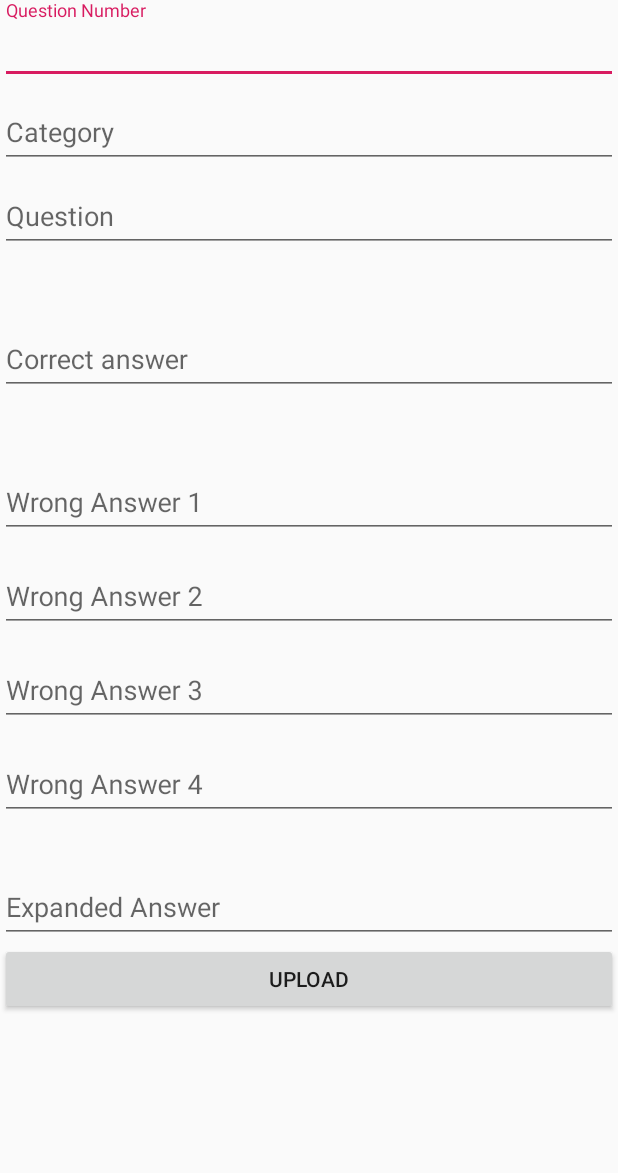
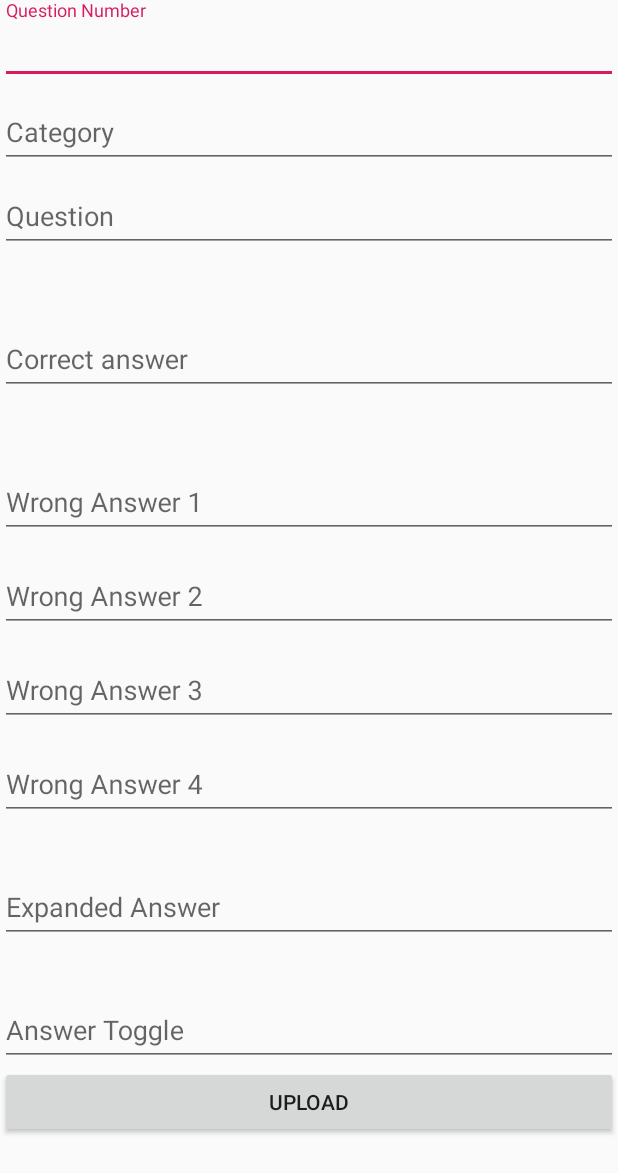
Before and after one commit to CorvusApps/InsaneHistoryQuiz, an Android app: the ManualQInput screen opened directly, with no data from a screen before it, on a phone screen of 412 x 824 dp. Shown: the top 1173 px of the screen. Run offline under Robolectric (Android 15) with nearby library versions, the phone set to English and light mode, and no system bars; our stand-ins replace Firebase (no records; nobody signed in at launch, a user with empty details on screens opened directly), sdp/ssp sizes.

Commit message:
added toggle to the question record to indicate whether the correct answer is a non-answer

```diff
--- a/app/src/main/java/com/pelotheban/insanehistoryquiz/ManualQInput.java
+++ b/app/src/main/java/com/pelotheban/insanehistoryquiz/ManualQInput.java
@@ -26,7 +26,7 @@ public class ManualQInput extends AppCompatActivity {
     // UI Elements
 
     EditText edtQuestionNumberX, edtCategoryX, edtQuestionX, edtCorrectAnswerX, edtWrongAnswer1X, edtWrongAnswer2X, edtWrongAnswer3X
-            ,edtWrongAnswer4X, edtExpandedAnswerX;
+            ,edtWrongAnswer4X, edtExpandedAnswerX, edtAnsToggleX;
 
     LinearLayout loutManualQInputX;
 
@@ -36,7 +36,7 @@ public class ManualQInput extends AppCompatActivity {
 
     int QuestionNumberY;
 
-    String CategoryY, QuestionY, CorrectAnswerY, WrongAnswer1Y, WrongAnswer2Y, WrongAnswer3Y, WrongAnswer4Y, ExpandedAnswerY;
+    String CategoryY, QuestionY, CorrectAnswerY, WrongAnswer1Y, WrongAnswer2Y, WrongAnswer3Y, WrongAnswer4Y, ExpandedAnswerY, AnsToggleY;
 
 
     @Override
@@ -77,8 +77,12 @@ public class ManualQInput extends AppCompatActivity {
         edtWrongAnswer4X.setRawInputType(InputType.TYPE_CLASS_TEXT);
 
         edtExpandedAnswerX = findViewById(R.id.edtExpandedAnswer);
-        edtExpandedAnswerX.setImeOptions(EditorInfo.IME_ACTION_DONE);
+        edtExpandedAnswerX.setImeOptions(EditorInfo.IME_ACTION_NEXT);
         edtExpandedAnswerX.setRawInputType(InputType.TYPE_CLASS_TEXT);
+
+        edtAnsToggleX = findViewById(R.id.edtAnswerToggle);
+        edtAnsToggleX.setImeOptions(EditorInfo.IME_ACTION_DONE);
+        edtAnsToggleX.setRawInputType(InputType.TYPE_CLASS_TEXT);
 
         //setting up keyboard hiding when tapping outside of edttext
 
@@ -120,6 +124,7 @@ public class ManualQInput extends AppCompatActivity {
                 WrongAnswer3Y = edtWrongAnswer3X.getText().toString();
                 WrongAnswer4Y = edtWrongAnswer4X.getText().toString();
                 ExpandedAnswerY = edtExpandedAnswerX.getText().toString();
+                AnsToggleY = edtAnsToggleX.getText().toString();
 
                 HashMap<String, Object> dataMap = new HashMap<>();
 
@@ -133,6 +138,7 @@ public class ManualQInput extends AppCompatActivity {
                 dataMap.put("hhhwrongans4", WrongAnswer4Y);
                 dataMap.put("iiiexpanded", ExpandedAnswerY);
                 dataMap.put("jjjquid", questionUidX);
+                dataMap.put("kkkanstoggle", AnsToggleY);
 
                 dbPushReference.setValue(dataMap).addOnCompleteListener(new OnCompleteListener<Void>() {
                     @Override
@@ -150,6 +156,7 @@ public class ManualQInput extends AppCompatActivity {
                         edtWrongAnswer3X.setText("");
                         edtWrongAnswer4X.setText("");
                         edtExpandedAnswerX.setText("");
+                        edtAnsToggleX.setText("");
 
 
                     }
--- a/app/src/main/res/layout/activity_manual_qinput.xml
+++ b/app/src/main/res/layout/activity_manual_qinput.xml
@@ -171,6 +171,23 @@
 
     </com.google.android.material.textfield.TextInputLayout>
 
+    <com.google.android.material.textfield.TextInputLayout
+        android:layout_width="match_parent"
+        android:layout_height="wrap_content"
+        android:layout_marginTop="@dimen/_20sdp"
+        android:hint="Answer Toggle">
+
+        <com.google.android.material.textfield.TextInputEditText
+            android:id="@+id/edtAnswerToggle"
+            android:layout_width="match_parent"
+            android:layout_height="wrap_content"
+
+            android:inputType="textMultiLine"
+
+            />
+
+    </com.google.android.material.textfield.TextInputLayout>
+
     <Button
         android:id="@+id/btnUpload"
         android:layout_width="match_parent"
```
Also changed, not shown: app/src/main/java/com/pelotheban/insanehistoryquiz/Excel.java (+8 -4 lines), app/src/main/java/com/pelotheban/insanehistoryquiz/QuestionList.java (+7 -1 lines), app/src/main/java/com/pelotheban/insanehistoryquiz/ZZZjcExcel.java (+12 -1 lines), app/src/main/java/com/pelotheban/insanehistoryquiz/ZZZjcQuestions.java (+12 -1 lines), app/src/main/res/layout/yyy_questions_list.xml (+11 -0 lines).
